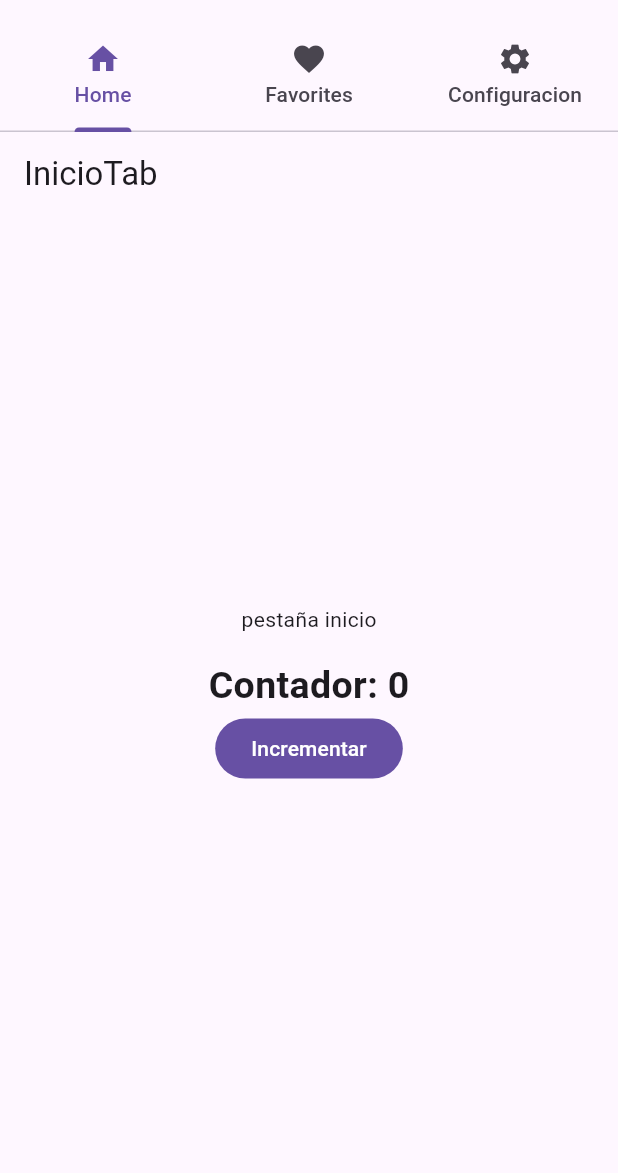
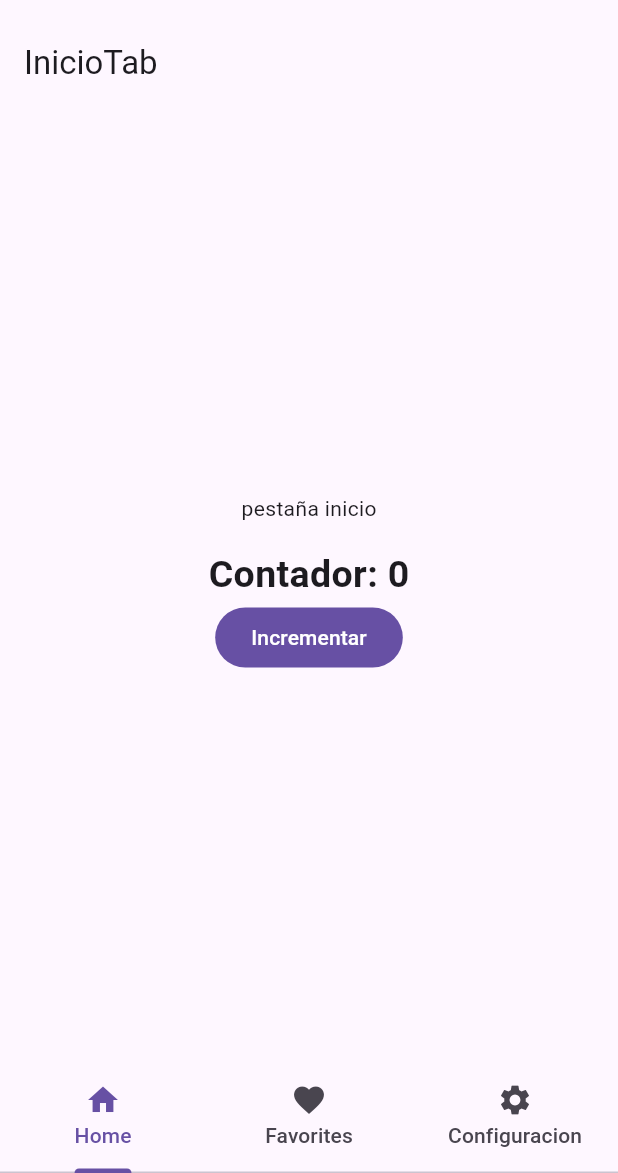
Before and after one commit to fr4nsgallegos/recetasappg13, a Flutter app: the screen it shows after launch, on a phone screen of 412 x 824 dp, the part 63-1236 px from its top. Run offline on Flutter 3.47's test engine with Material 3 defaults, Android fonts, the phone set to English and light mode, and no system bars; our stand-ins replace go_router.

Commit message:
mostrando tabbar en la parte de abajo

```diff
--- a/lib/pages/tabbar/tabbar_page.dart
+++ b/lib/pages/tabbar/tabbar_page.dart
@@ -13,16 +13,29 @@ class TabbarPage extends StatelessWidget {
       child: Scaffold(
         appBar: AppBar(
           title: Text("Ejemplo de tabbar"),
-          bottom: TabBar(
-            tabs: [
-              Tab(icon: Icon(Icons.home), text: "Home"),
-              Tab(icon: Icon(Icons.favorite), child: Text("Favorites")),
-              Tab(icon: Icon(Icons.settings), text: "Configuracion"),
-            ],
-          ),
+          // bottom: TabBar(
+          //   tabs: [
+          //     Tab(icon: Icon(Icons.home), text: "Home"),
+          //     Tab(icon: Icon(Icons.favorite), child: Text("Favorites")),
+          //     Tab(icon: Icon(Icons.settings), text: "Configuracion"),
+          //   ],
+          // ),
         ),
         body: TabBarView(
           children: [InicioTab(), FavoritesTab(), SettingsTab()],
+        ),
+        // MOSTRAR EL TABBAR EN LA PARTE DE ABAJO DEL SCAFFOLD
+        bottomNavigationBar: Material(
+          child: SafeArea(
+            top: false,
+            child: TabBar(
+              tabs: [
+                Tab(icon: Icon(Icons.home), text: "Home"),
+                Tab(icon: Icon(Icons.favorite), child: Text("Favorites")),
+                Tab(icon: Icon(Icons.settings), text: "Configuracion"),
+              ],
+            ),
+          ),
         ),
       ),
     );
```
